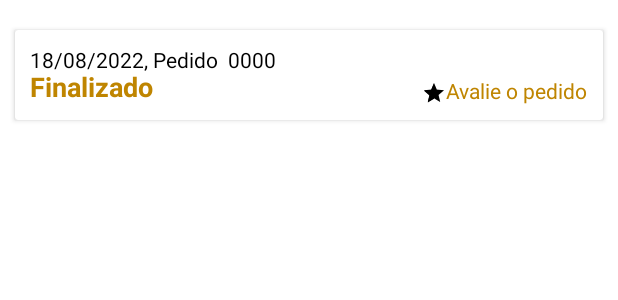
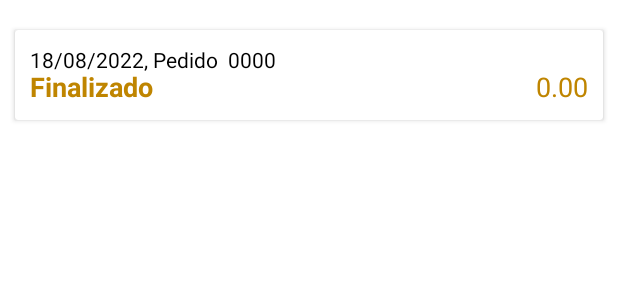
Before and after one commit to weslley-lima04/TCCCantinaToshio, an Android app: the layout modelo_pedido_realizado.xml on its own in the app's theme, with its tools: preview values and no code run, on a phone screen of 412 x 824 dp. Shown: the top 300 px of the screen. Run offline under Robolectric (Android 15) with nearby library versions, the phone set to English and light mode, and no system bars.

Commit message:
Consumindo pedidos realizados

```diff
--- a/app/src/main/java/com/cantinatoshio/app/CarrinhoActivity.java
+++ b/app/src/main/java/com/cantinatoshio/app/CarrinhoActivity.java
@@ -19,6 +19,7 @@ import androidx.appcompat.app.AppCompatActivity;
 import androidx.recyclerview.widget.LinearLayoutManager;
 import androidx.recyclerview.widget.RecyclerView;
 
+import com.cantinatoshio.app.api.Api;
 import com.google.android.material.snackbar.Snackbar;
 import com.cantinatoshio.app.Database.PedidoHelper;
 
@@ -49,7 +50,8 @@ public class CarrinhoActivity extends AppCompatActivity
         btnEnviarPedido = findViewById(R.id.btnEviarPedido);
         totalPedido = findViewById(R.id.totalPedido);
 
-        new getData().start();
+        new getData(Api.URL_LAST_IDPEDIDO).start();
+        new getData(Api.URL_CLIENTE_PEDIDOS).start();
         limpar.setOnClickListener(new View.OnClickListener()
         {
             @Override
@@ -60,6 +62,7 @@ public class CarrinhoActivity extends AppCompatActivity
                 //limpando a tela
 
                 refresh();
+                System.out.println(new Cliente().getPedidos());
             }
         });
 
--- a/app/src/main/java/com/cantinatoshio/app/MainActivity.java
+++ b/app/src/main/java/com/cantinatoshio/app/MainActivity.java
@@ -13,6 +13,7 @@ import android.os.Bundle;
 import android.view.MenuItem;
 import android.view.View;
 
+import com.cantinatoshio.app.api.Api;
 import com.google.android.material.appbar.MaterialToolbar;
 import com.google.android.material.bottomnavigation.BottomNavigationView;
 import com.google.android.material.floatingactionbutton.FloatingActionButton;
@@ -38,7 +39,6 @@ public class MainActivity extends AppCompatActivity
         {
             getSupportActionBar().hide();
         }
-
 
         btnCart = findViewById(R.id.btnCart);
 
--- a/app/src/main/java/com/cantinatoshio/app/Pedido.java
+++ b/app/src/main/java/com/cantinatoshio/app/Pedido.java
@@ -7,6 +7,7 @@ import com.cantinatoshio.app.api.Api;
 import com.cantinatoshio.app.api.PerformNetworkRequest;
 
 import java.text.DateFormat;
+import java.util.ArrayList;
 import java.util.Date;
 import java.util.HashMap;
 import java.util.TimeZone;
--- a/app/src/main/java/com/cantinatoshio/app/api/Api.java
+++ b/app/src/main/java/com/cantinatoshio/app/api/Api.java
@@ -12,6 +12,7 @@ public class Api
 
     public static final String URL_CADASTRA_ITENS = ROOT_URL + "cadastraItens";
 
+    public static final String URL_CLIENTE_PEDIDOS = ROOT_URL + "getClientePedidos";
 
     public static final String URL_LAST_IDPEDIDO = "http://192.168.56.1/CantinaApi/CantinaAPI/includes/getPedidoID.php";
 
--- a/app/src/main/res/layout/fragment_home.xml
+++ b/app/src/main/res/layout/fragment_home.xml
@@ -40,7 +40,7 @@
     <androidx.viewpager2.widget.ViewPager2
         android:id="@+id/viewPager"
         android:layout_width="match_parent"
-        android:layout_height="wrap_content"
+        android:layout_height="match_parent"
         android:layout_below="@+id/tabLayout"
          />
 
--- a/app/src/main/res/layout/fragment_pedidos.xml
+++ b/app/src/main/res/layout/fragment_pedidos.xml
@@ -6,7 +6,7 @@
     tools:context=".PedidosFragment">
 
 
-    <ListView
+    <androidx.recyclerview.widget.RecyclerView
         android:id="@+id/lst_pedidos"
         android:layout_width="match_parent"
         android:layout_height="match_parent"/>
--- a/app/src/main/res/layout/modelo_pedido_realizado.xml
+++ b/app/src/main/res/layout/modelo_pedido_realizado.xml
@@ -27,18 +27,6 @@
                 android:text="18/08/2022"
                 android:textColor="#000" />
 
-            <!--
-            <TextView
-                android:id="@+id/txt_horaPedido"
-                android:layout_width="wrap_content"
-                android:layout_height="wrap_content"
-                android:layout_marginEnd="5dp"
-                android:layout_toEndOf="@id/txt_dataPedido"
-                android:text="00:00"
-                android:textColor="#000"
-
-                /> -->
-
             <TextView
                 android:id="@+id/txt_Pedido"
                 android:layout_width="wrap_content"
@@ -66,23 +54,15 @@
                 android:textSize="18sp"
                 android:textStyle="bold" />
 
-            <RatingBar
-                style="@style/Widget.AppCompat.RatingBar.Small"
-                android:layout_width="wrap_content"
-                android:layout_height="wrap_content"
-                android:layout_alignParentBottom="true"
-                android:layout_toStartOf="@id/txt_Avalie"
-                android:numStars="1"
-                android:rating="1"
-                android:stepSize="1" />
 
             <TextView
-                android:id="@+id/txt_Avalie"
+                android:id="@+id/txtValorPedido"
                 android:layout_width="wrap_content"
                 android:layout_height="wrap_content"
                 android:layout_alignParentEnd="true"
                 android:layout_alignParentBottom="true"
-                android:text="Avalie o pedido"
+                android:textSize="18sp"
+                android:text="0.00"
                 android:textColor="#bf8500" />
 
 
```
Also changed, not shown: app/src/main/java/com/cantinatoshio/app/Cliente.java (+11 -2 lines), app/src/main/java/com/cantinatoshio/app/PedidosFragment.java (+68 -68 lines), app/src/main/java/com/cantinatoshio/app/getData.java (+35 -4 lines).
